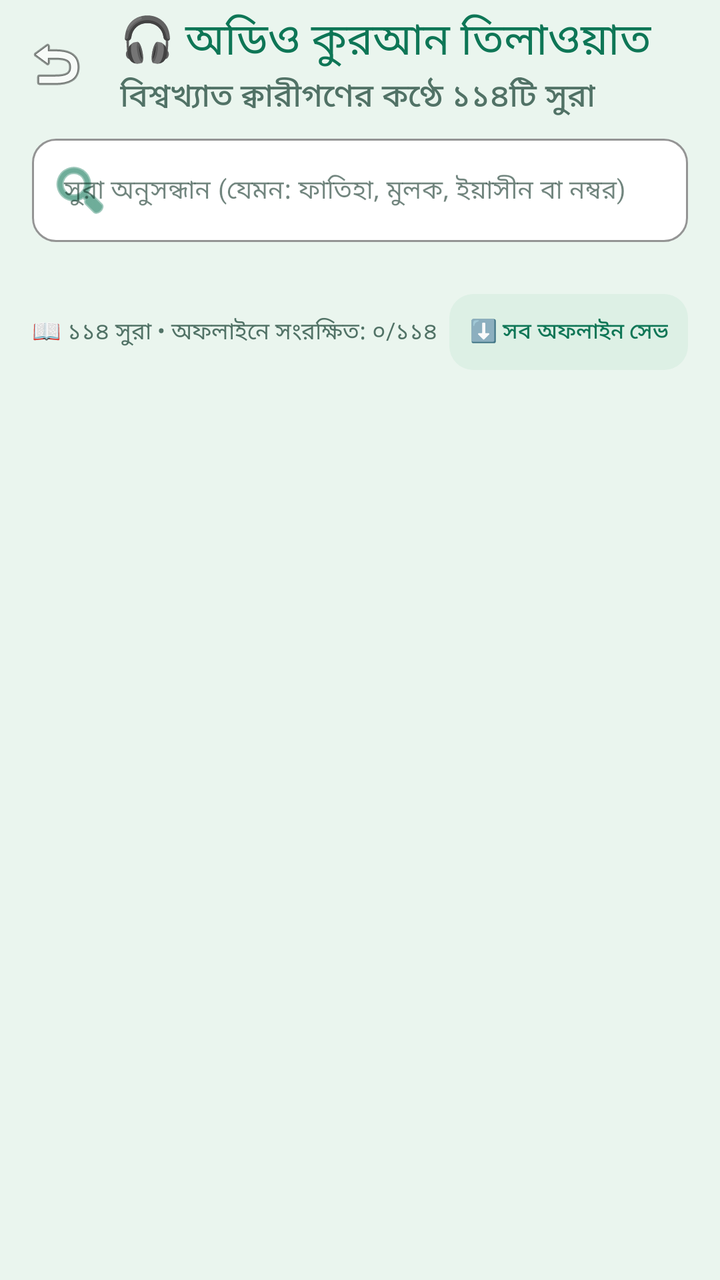
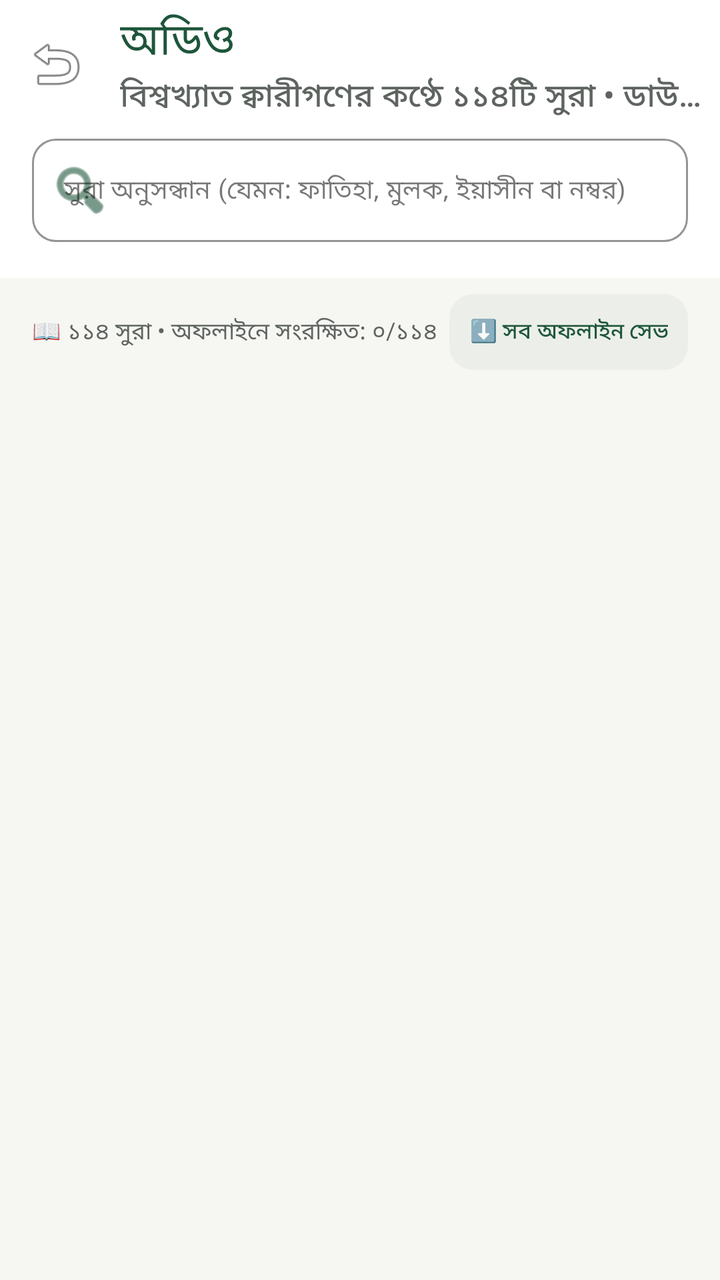

Two renders of the same Android screen: before a commit and after it. Below are the layout's source before the change and the commit's diff.
<!-- AndroidManifest.xml: activity theme Theme.IslamicAlarm -->
<!-- res/layout/activity_audio_quran.xml -->
<?xml version="1.0" encoding="utf-8"?>
<androidx.coordinatorlayout.widget.CoordinatorLayout xmlns:android="http://schemas.android.com/apk/res/android"
    xmlns:app="http://schemas.android.com/apk/res-auto"
    android:layout_width="match_parent"
    android:layout_height="match_parent"
    android:background="@color/background">

    <com.google.android.material.appbar.AppBarLayout
        android:layout_width="match_parent"
        android:layout_height="wrap_content"
        android:background="@color/primary"
        app:elevation="0dp"
        app:liftOnScroll="false">

        <androidx.appcompat.widget.Toolbar
            android:id="@+id/toolbarAudioQuran"
            android:layout_width="match_parent"
            android:layout_height="?attr/actionBarSize"
            app:navigationIcon="@android:drawable/ic_menu_revert"
            app:subtitle="বিশ্বখ্যাত ক্বারীগণের কণ্ঠে ১১৪টি সুরা"
            app:subtitleTextColor="@color/text_secondary"
            app:title="🎧 অডিও কুরআন তিলাওয়াত"
            app:titleTextColor="@color/secondary" />

        
        <LinearLayout
            android:layout_width="match_parent"
            android:layout_height="wrap_content"
            android:paddingHorizontal="16dp"
            android:paddingBottom="8dp">

            <com.google.android.material.textfield.TextInputLayout
                android:id="@+id/tilSearchAudioSurah"
                style="@style/Widget.MaterialComponents.TextInputLayout.OutlinedBox"
                android:layout_width="match_parent"
                android:layout_height="wrap_content"
                app:boxBackgroundColor="@color/surface"
                app:boxCornerRadiusBottomEnd="12dp"
                app:boxCornerRadiusBottomStart="12dp"
                app:boxCornerRadiusTopEnd="12dp"
                app:boxCornerRadiusTopStart="12dp"
                app:boxStrokeColor="@color/secondary"
                app:hintTextColor="@color/secondary"
                app:startIconDrawable="@android:drawable/ic_menu_search"
                app:startIconTint="@color/secondary">

                <com.google.android.material.textfield.TextInputEditText
                    android:id="@+id/etSearchAudioSurah"
                    android:layout_width="match_parent"
                    android:layout_height="wrap_content"
                    android:hint="সুরা অনুসন্ধান (যেমন: ফাতিহা, মুলক, ইয়াসীন বা নম্বর)"
                    android:imeOptions="actionSearch"
                    android:inputType="text"
                    android:maxLines="1"
                    android:textColor="@color/text_primary"
                    android:textSize="13sp" />

            </com.google.android.material.textfield.TextInputLayout>

        </LinearLayout>

        
        <HorizontalScrollView
            android:layout_width="match_parent"
            android:layout_height="wrap_content"
            android:paddingHorizontal="16dp"
            android:paddingBottom="10dp"
            android:scrollbars="none">

            <com.google.android.material.chip.ChipGroup
                android:id="@+id/chipGroupReciters"
                android:layout_width="wrap_content"
                android:layout_height="wrap_content"
                app:singleSelection="true" />

        </HorizontalScrollView>

    </com.google.android.material.appbar.AppBarLayout>

    <LinearLayout
        android:layout_width="match_parent"
        android:layout_height="match_parent"
        android:orientation="vertical"
        app:layout_behavior="@string/appbar_scrolling_view_behavior">

        
        <LinearLayout
            android:layout_width="match_parent"
            android:layout_height="wrap_content"
            android:gravity="center_vertical"
            android:orientation="horizontal"
            android:paddingHorizontal="16dp"
            android:paddingTop="8dp"
            android:paddingBottom="4dp">

            <TextView
                android:id="@+id/tvSurahCountLabel"
                android:layout_width="0dp"
                android:layout_height="wrap_content"
                android:layout_weight="1"
                android:text="📖 ১১৪ সুরা • অফলাইনে সংরক্ষিত: ০/১১৪"
                android:textColor="@color/text_secondary"
                android:textSize="11.5sp" />

            <com.google.android.material.button.MaterialButton
                android:id="@+id/btnDownloadAllOffline"
                style="@style/Widget.Material3.Button.TonalButton"
                android:layout_width="wrap_content"
                android:layout_height="38dp"
                android:insetTop="0dp"
                android:insetBottom="0dp"
                android:paddingHorizontal="10dp"
                android:text="⬇️ সব অফলাইন সেভ"
                android:textColor="@color/secondary"
                android:textSize="11sp"
                app:backgroundTint="@color/surface_container"
                app:cornerRadius="12dp" />

        </LinearLayout>

        <ProgressBar
            android:id="@+id/pbBatchDownload"
            style="@style/Widget.AppCompat.ProgressBar.Horizontal"
            android:layout_width="match_parent"
            android:layout_height="4dp"
            android:layout_marginHorizontal="16dp"
            android:layout_marginBottom="4dp"
            android:max="114"
            android:progressTint="@color/secondary"
            android:visibility="gone" />

        
        <androidx.recyclerview.widget.RecyclerView
            android:id="@+id/rvAudioSurahs"
            android:layout_width="match_parent"
            android:layout_height="0dp"
            android:layout_weight="1"
            android:clipToPadding="false"
            android:paddingBottom="140dp" />

    </LinearLayout>

    
    <com.google.android.material.card.MaterialCardView
        android:id="@+id/cardFullAudioPlayer"
        android:layout_width="match_parent"
        android:layout_height="wrap_content"
        android:layout_gravity="bottom"
        android:layout_marginHorizontal="12dp"
        android:layout_marginBottom="12dp"
        android:visibility="gone"
        app:cardBackgroundColor="@color/surface"
        app:cardCornerRadius="18dp"
        app:cardElevation="10dp"
        app:strokeColor="@color/secondary"
        app:strokeWidth="1.5dp">

        <LinearLayout
            android:layout_width="match_parent"
            android:layout_height="wrap_content"
            android:orientation="vertical"
            android:padding="12dp">

            
            <LinearLayout
                android:layout_width="match_parent"
                android:layout_height="wrap_content"
                android:gravity="center_vertical"
                android:orientation="horizontal">

                <LinearLayout
                    android:layout_width="0dp"
                    android:layout_height="wrap_content"
                    android:layout_weight="1"
                    android:orientation="vertical">

                    <TextView
                        android:id="@+id/tvPlayerSurahTitle"
                        android:layout_width="wrap_content"
                        android:layout_height="wrap_content"
                        android:text="সুরা ১: আল-ফাতিহা (الفاتحة)"
                        android:textColor="@color/text_primary"
                        android:textSize="15sp"
                        android:textStyle="bold" />

                    <TextView
                        android:id="@+id/tvPlayerReciterName"
                        android:layout_width="wrap_content"
                        android:layout_height="wrap_content"
                        android:layout_marginTop="2dp"
                        android:text="ক্বারী মিশারী রশিদ আল-আফাসি"
                        android:textColor="@color/secondary"
                        android:textSize="12sp" />

                </LinearLayout>

                <ImageButton
                    android:id="@+id/btnPlayerClose"
                    android:layout_width="32dp"
                    android:layout_height="32dp"
                    android:background="?attr/selectableItemBackgroundBorderless"
                    android:contentDescription="Close Player"
                    android:src="@android:drawable/ic_menu_close_clear_cancel"
                    app:tint="@color/text_secondary" />

            </LinearLayout>

            
            <SeekBar
                android:id="@+id/sbSurahProgress"
                android:layout_width="match_parent"
                android:layout_height="wrap_content"
                android:layout_marginTop="6dp"
                android:max="100"
                android:progress="0"
                android:progressTint="@color/secondary"
                android:thumbTint="@color/secondary" />

            
            <LinearLayout
                android:layout_width="match_parent"
                android:layout_height="wrap_content"
                android:paddingHorizontal="8dp"
                android:orientation="horizontal">

                <TextView
                    android:id="@+id/tvPlayerCurrentTime"
                    android:layout_width="0dp"
                    android:layout_height="wrap_content"
                    android:layout_weight="1"
                    android:text="০০:০০"
                    android:textColor="@color/text_secondary"
                    android:textSize="11sp" />

                <TextView
                    android:id="@+id/tvPlayerTotalDuration"
                    android:layout_width="wrap_content"
                    android:layout_height="wrap_content"
                    android:text="০০:০০"
                    android:textColor="@color/text_secondary"
                    android:textSize="11sp" />

            </LinearLayout>

            
            <LinearLayout
                android:layout_width="match_parent"
                android:layout_height="wrap_content"
                android:gravity="center"
                android:orientation="horizontal">

                <ImageButton
                    android:id="@+id/btnPlayerRepeat"
                    android:layout_width="40dp"
                    android:layout_height="40dp"
                    android:layout_marginEnd="16dp"
                    android:background="?attr/selectableItemBackgroundBorderless"
                    android:contentDescription="Repeat Mode"
                    android:src="@android:drawable/ic_menu_rotate"
                    app:tint="@color/text_secondary" />

                <ImageButton
                    android:id="@+id/btnPlayerPrev"
                    android:layout_width="44dp"
                    android:layout_height="44dp"
                    android:layout_marginEnd="12dp"
                    android:background="?attr/selectableItemBackgroundBorderless"
                    android:contentDescription="Previous Surah"
                    android:src="@android:drawable/ic_media_previous"
                    app:tint="@color/text_primary" />

                <com.google.android.material.floatingactionbutton.FloatingActionButton
                    android:id="@+id/btnPlayerPlayPause"
                    android:layout_width="wrap_content"
                    android:layout_height="wrap_content"
                    android:contentDescription="Play/Pause"
                    android:src="@android:drawable/ic_media_play"
                    app:backgroundTint="@color/secondary"
                    app:fabCustomSize="52dp"
                    app:tint="@color/primary" />

                <ImageButton
                    android:id="@+id/btnPlayerNext"
                    android:layout_width="44dp"
                    android:layout_height="44dp"
                    android:layout_marginStart="12dp"
                    android:background="?attr/selectableItemBackgroundBorderless"
                    android:contentDescription="Next Surah"
                    android:src="@android:drawable/ic_media_next"
                    app:tint="@color/text_primary" />

                <ImageButton
                    android:id="@+id/btnPlayerMushaf"
                    android:layout_width="40dp"
                    android:layout_height="40dp"
                    android:layout_marginStart="16dp"
                    android:background="?attr/selectableItemBackgroundBorderless"
                    android:contentDescription="Open Mushaf"
                    android:src="@android:drawable/ic_menu_agenda"
                    app:tint="@color/text_secondary" />

            </LinearLayout>

        </LinearLayout>

    </com.google.android.material.card.MaterialCardView>

</androidx.coordinatorlayout.widget.CoordinatorLayout>
<!-- resources referenced by this layout -->
<resources>
  <color name="background">#EAF5EE</color>
  <color name="primary">#EAF5EE</color>
  <color name="secondary">#0E7656</color>
  <color name="surface">#FFFFFF</color>
  <color name="surface_container">#DDF0E5</color>
  <color name="text_primary">#123328</color>
  <color name="text_secondary">#517266</color>
  <style name="Theme.IslamicAlarm" parent="Theme.Material3.Light.NoActionBar">
          <item name="colorPrimary">@color/dua_primary</item>
          <item name="colorOnPrimary">@color/white</item>
          <item name="colorPrimaryDark">@color/primary_variant</item>
          <item name="colorSecondary">@color/secondary</item>
          <item name="colorOnSecondary">@color/white</item>
          <item name="colorSurface">@color/surface</item>
          <item name="colorOnSurface">@color/text_primary</item>
          <item name="android:colorBackground">@color/background</item>
          <item name="colorOnBackground">@color/text_primary</item>
          <item name="android:statusBarColor">@color/background</item>
          <item name="android:navigationBarColor">@color/background</item>
          <item name="android:windowLightStatusBar">true</item>
          <item name="android:windowLightNavigationBar">true</item>
          <item name="android:windowBackground">@color/background</item>
      </style>
  <color name="dua_primary">#0E7656</color>
  <color name="white">#FFFFFFFF</color>
  <color name="primary_variant">#09573F</color>
</resources>

<!-- the commit's change to res/layout/activity_audio_quran.xml (unified diff, before → after) -->
@@ -17,9 +17,9 @@
             android:layout_width="match_parent"
             android:layout_height="?attr/actionBarSize"
             app:navigationIcon="@android:drawable/ic_menu_revert"
-            app:subtitle="বিশ্বখ্যাত ক্বারীগণের কণ্ঠে ১১৪টি সুরা"
+            app:subtitle="বিশ্বখ্যাত ক্বারীগণের কণ্ঠে ১১৪টি সুরা • ডাউনলোড ও অফলাইন"
             app:subtitleTextColor="@color/text_secondary"
-            app:title="🎧 অডিও কুরআন তিলাওয়াত"
+            app:title="অডিও"
             app:titleTextColor="@color/secondary" />
 
         
<!-- resource entries referenced after the edit -->
@@ -1,12 +1,12 @@
 <!-- resources referenced by this layout -->
 <resources>
-  <color name="background">#EAF5EE</color>
-  <color name="primary">#EAF5EE</color>
-  <color name="secondary">#0E7656</color>
+  <color name="background">#F6F6F3</color>
+  <color name="primary">#FFFFFF</color>
+  <color name="secondary">#1E563B</color>
   <color name="surface">#FFFFFF</color>
-  <color name="surface_container">#DDF0E5</color>
-  <color name="text_primary">#123328</color>
-  <color name="text_secondary">#517266</color>
+  <color name="surface_container">#ECEFE9</color>
+  <color name="text_primary">#1A1D1B</color>
+  <color name="text_secondary">#5E6460</color>
   <style name="Theme.IslamicAlarm" parent="Theme.Material3.Light.NoActionBar">
           <item name="colorPrimary">@color/dua_primary</item>
           <item name="colorOnPrimary">@color/white</item>
@@ -23,8 +23,8 @@
           <item name="android:windowLightNavigationBar">true</item>
           <item name="android:windowBackground">@color/background</item>
       </style>
-  <color name="dua_primary">#0E7656</color>
+  <color name="dua_primary">#1E563B</color>
   <color name="white">#FFFFFFFF</color>
-  <color name="primary_variant">#09573F</color>
+  <color name="primary_variant">#143D29</color>
 </resources>
 
